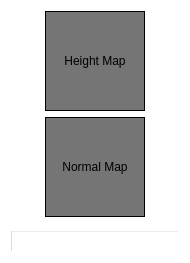
Above: src/UI/Output.ui from Drew-S/TerrainGenerator before the change. Below: the same form after it.
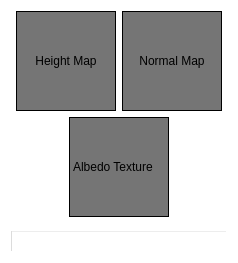
That is the form after the change.

Diff of the .ui file:
```diff
--- a/src/UI/Output.ui
+++ b/src/UI/Output.ui
@@ -6,7 +6,7 @@
    <rect>
     <x>0</x>
     <y>0</y>
-    <width>190</width>
+    <width>238</width>
     <height>263</height>
    </rect>
   </property>
@@ -63,6 +63,31 @@
        </property>
       </widget>
      </item>
+     <item>
+      <widget class="QLabel" name="normal_label">
+       <property name="sizePolicy">
+        <sizepolicy hsizetype="Fixed" vsizetype="Fixed">
+         <horstretch>0</horstretch>
+         <verstretch>0</verstretch>
+        </sizepolicy>
+       </property>
+       <property name="minimumSize">
+        <size>
+         <width>100</width>
+         <height>100</height>
+        </size>
+       </property>
+       <property name="toolTip">
+        <string>Normal Map</string>
+       </property>
+       <property name="text">
+        <string>Normal Map</string>
+       </property>
+       <property name="alignment">
+        <set>Qt::AlignCenter</set>
+       </property>
+      </widget>
+     </item>
      <item>
       <spacer name="horizontalSpacer_2">
        <property name="orientation">
@@ -94,13 +119,7 @@
       </spacer>
      </item>
      <item>
-      <widget class="QLabel" name="normal_label">
-       <property name="sizePolicy">
-        <sizepolicy hsizetype="Fixed" vsizetype="Fixed">
-         <horstretch>0</horstretch>
-         <verstretch>0</verstretch>
-        </sizepolicy>
-       </property>
+      <widget class="QLabel" name="label">
        <property name="minimumSize">
         <size>
          <width>100</width>
@@ -108,10 +127,7 @@
         </size>
        </property>
        <property name="text">
-        <string>Normal Map</string>
-       </property>
-       <property name="alignment">
-        <set>Qt::AlignCenter</set>
+        <string>Albedo Texture</string>
        </property>
       </widget>
      </item>
```
Left out of the diff: 9 changed lines with no effect on the pictures.
